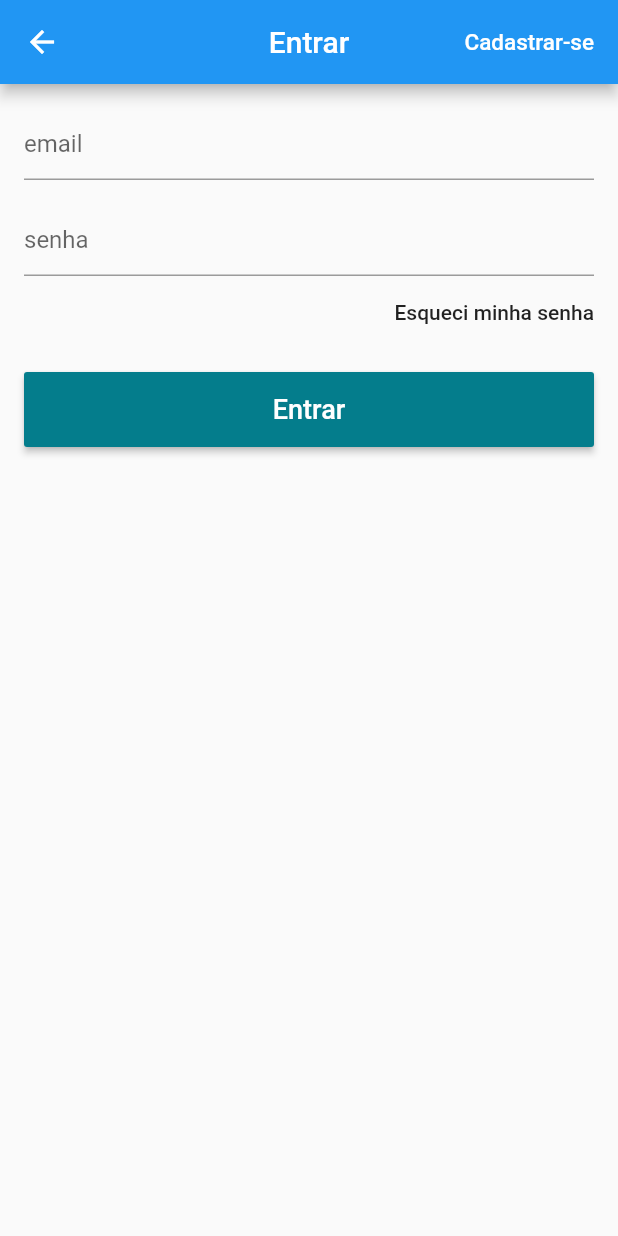
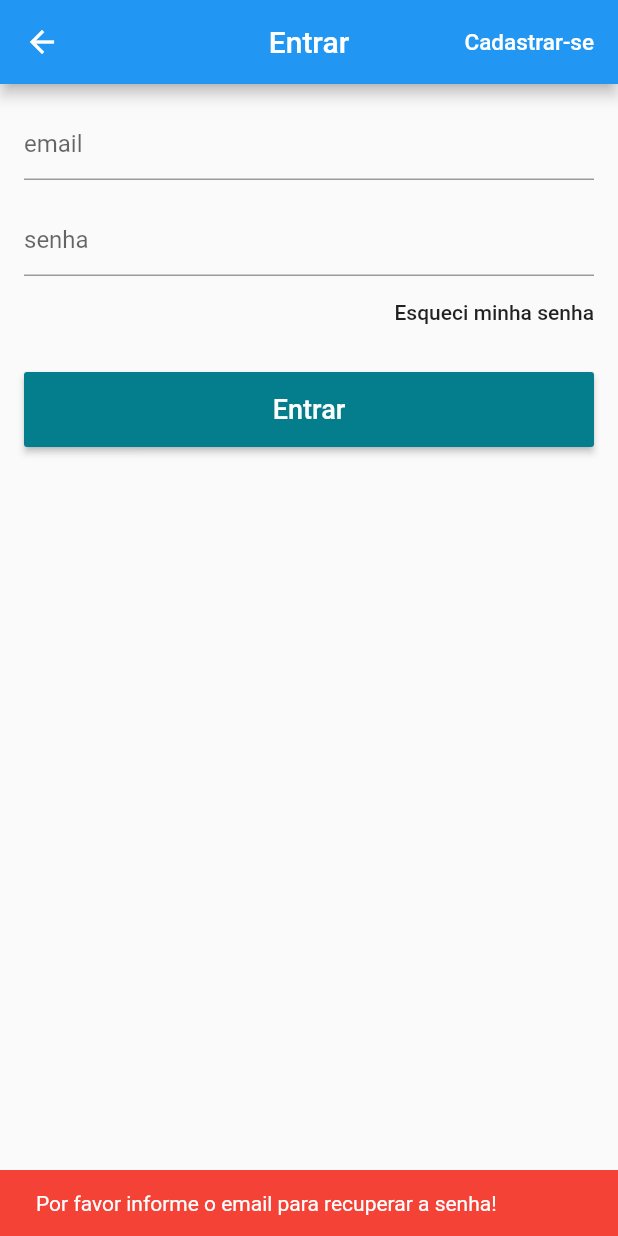
Before and after one commit to guznogueira/Flutter, a Flutter app: the LoginScreen screen opened directly, after a tap on "Esqueci minha senha", on a phone screen of 412 x 824 dp. Run offline on Flutter 3.47's test engine with Material 2 defaults, Android fonts, the phone set to English and light mode, and no system bars; our stand-ins replace carousel_pro, cloud_firestore, firebase_auth, firebase_core, share, sqflite and 1 more; accounts and stored records are empty.

Commit message:
Application name change, password recovery, user creation, user data recovery and login.

```diff
--- a/loja_virtual/lib/screens/login_screen.dart
+++ b/loja_virtual/lib/screens/login_screen.dart
@@ -3,12 +3,22 @@ import 'package:loja_virtual/models/user_model.dart';
 import 'package:loja_virtual/screens/signup_screen.dart';
 import 'package:scoped_model/scoped_model.dart';
 
-class LoginScreen extends StatelessWidget {
+class LoginScreen extends StatefulWidget {
+  @override
+  _LoginScreenState createState() => _LoginScreenState();
+}
+
+class _LoginScreenState extends State<LoginScreen> {
   final _formKey = GlobalKey<FormState>();
+  final _scaffoldKey = GlobalKey<ScaffoldState>();
 
   @override
   Widget build(BuildContext context) {
+    final _emailController = TextEditingController();
+    final _passwordController = TextEditingController();
+
     return Scaffold(
+      key: _scaffoldKey,
       appBar: AppBar(
         title: Text("Entrar"),
         centerTitle: true,
@@ -30,36 +40,56 @@ class LoginScreen extends StatelessWidget {
             return Center(
               child: CircularProgressIndicator(),
             );
-          }
-          else {
+          } else {
             return Form(
                 key: _formKey,
                 child: ListView(
                   padding: EdgeInsets.all(16.0),
                   children: [
                     TextFormField(
+                      controller: _emailController,
                       decoration: InputDecoration(hintText: "email"),
                       keyboardType: TextInputType.emailAddress,
                       validator: (text) {
-                        if (text.isEmpty || !text.contains("@"))
-                          return "Email inválido!";
+                        return (text.isEmpty || !text.contains("@"))
+                            ? "Email inválido!"
+                            : null;
                       },
                     ),
                     SizedBox(
                       height: 16.0,
                     ),
                     TextFormField(
+                      controller: _passwordController,
                       decoration: InputDecoration(hintText: "senha"),
                       obscureText: true,
                       validator: (text) {
-                        if (text.isEmpty || text.length < 6)
-                          return "Senha inválida!";
+                        return (text.isEmpty || text.length < 6)
+                            ? "Senha inválida!"
+                            : null;
                       },
                     ),
                     Align(
                       alignment: Alignment.centerRight,
                       child: FlatButton(
-                        onPressed: () {},
+                        onPressed: () {
+                          if (_emailController.text.isEmpty) {
+                            _scaffoldKey.currentState.showSnackBar(SnackBar(
+                              content: Text(
+                                  "Por favor informe o email para recuperar a senha!"),
+                              backgroundColor: Colors.red,
+                              duration: Duration(seconds: 5),
+                            ));
+                          } else {
+                            model.recoverPass(_emailController.text);
+                            _scaffoldKey.currentState.showSnackBar(SnackBar(
+                              content: Text(
+                                  "Foi enviado um email para recuperar a senha!"),
+                              backgroundColor: Theme.of(context).primaryColor,
+                              duration: Duration(seconds: 5),
+                            ));
+                          }
+                        },
                         child: Text(
                           "Esqueci minha senha",
                           textAlign: TextAlign.right,
@@ -75,7 +105,11 @@ class LoginScreen extends StatelessWidget {
                       child: RaisedButton(
                         onPressed: () {
                           if (_formKey.currentState.validate()) {
-                          model.signIn();
+                            model.signIn(
+                                email: _emailController.text,
+                                password: _passwordController.text,
+                                onSuccess: _onSuccess,
+                                onFail: _onFail);
                           }
                         },
                         child: Text(
@@ -92,4 +126,16 @@ class LoginScreen extends StatelessWidget {
       ),
     );
   }
+
+  void _onSuccess() {
+    Navigator.of(context).pop();
+  }
+
+  void _onFail() {
+    _scaffoldKey.currentState.showSnackBar(SnackBar(
+      content: Text("Falha ao entrar!"),
+      backgroundColor: Colors.red,
+      duration: Duration(seconds: 2),
+    ));
+  }
 }
--- a/loja_virtual/lib/tabs/category_tab.dart
+++ b/loja_virtual/lib/tabs/category_tab.dart
@@ -6,7 +6,7 @@ class CategoryTab extends StatelessWidget {
   @override
   Widget build(BuildContext context) {
     return FutureBuilder<QuerySnapshot>(
-      future: Firestore.instance.collection("products").get(),
+      future: FirebaseFirestore.instance.collection("products").get(),
       builder: (context, snapshot) {
         if (!snapshot.hasData) {
           return Center(
```
Also changed, not shown: loja_virtual/lib/models/user_model.dart (+56 -6 lines), loja_virtual/lib/screens/signup_screen.dart (+25 -7 lines), loja_virtual/lib/widgets/custom_drawer.dart (+23 -6 lines), 2 other files.
